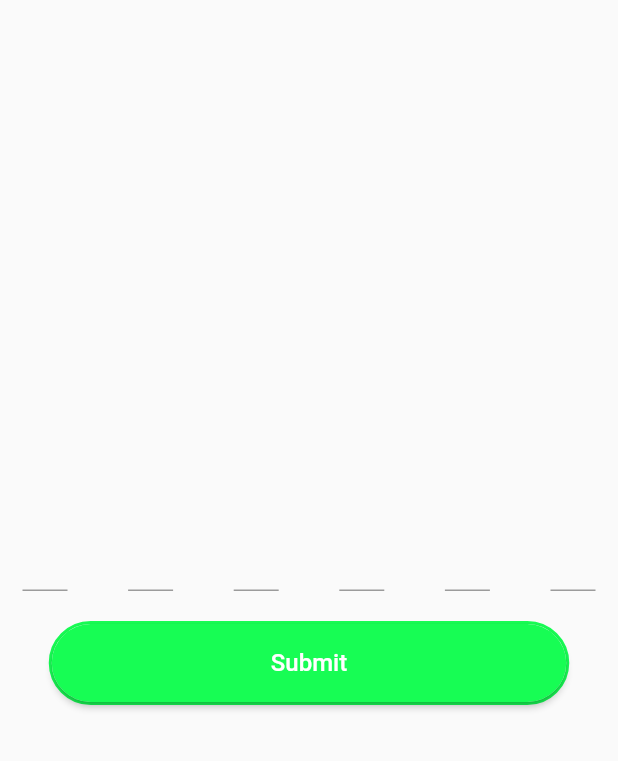
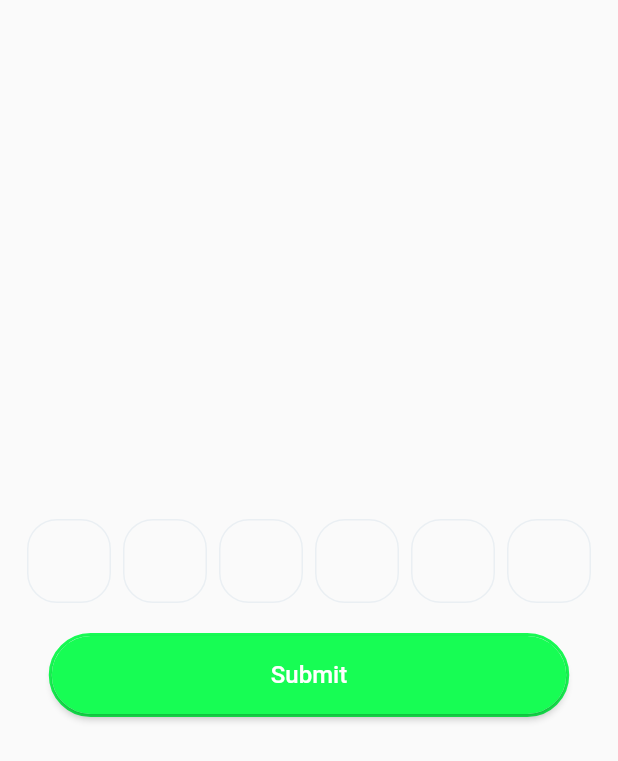
Before and after one commit to ENCRYPTIN/my_cube_app, a Flutter app: the Otp screen opened by its route, on a phone screen of 412 x 824 dp. Shown: the top 761 px of the screen. Run offline on Flutter 3.47's test engine with Material 2 defaults, Android fonts, the phone set to English and light mode, and no system bars; drawn by our look-alikes of pinput; our stand-ins replace firebase_auth, firebase_core, flutter_svg; accounts and stored records are empty.

Commit message:
added features

```diff
--- a/lib/otp.dart
+++ b/lib/otp.dart
@@ -2,7 +2,7 @@ import 'package:firebase_auth/firebase_auth.dart';
 import 'package:flutter/material.dart';
 import 'package:flutter/services.dart';
 import 'package:my_cube/request_otp.dart';
-
+import 'package:pinput/pinput.dart';
 class Otp extends StatefulWidget {
   const Otp({Key? key}) : super(key: key);
   @override
@@ -17,6 +17,10 @@ class _OtpState extends State<Otp> {
   final TextEditingController _digit4Controller = TextEditingController();
   final TextEditingController _digit5Controller = TextEditingController();
   final TextEditingController _digit6Controller = TextEditingController();
+
+  final TextEditingController _pinController=TextEditingController();
+
+
   void showOtpErrorDialog(BuildContext context, String errorMessage) {
     showDialog(
       context: context,
@@ -51,145 +55,48 @@ class _OtpState extends State<Otp> {
 
   @override
   Widget build(BuildContext context) {
+    final defaultPinTheme = PinTheme(
+      width: 56,
+      height: 56,
+      textStyle: TextStyle(fontSize: 20, color: Color.fromRGBO(30, 60, 87, 1), fontWeight: FontWeight.w600),
+      decoration: BoxDecoration(
+        border: Border.all(color: Color.fromRGBO(234, 239, 243, 1)),
+        borderRadius: BorderRadius.circular(20),
+      ),
+    );
+
+    final focusedPinTheme = defaultPinTheme.copyDecorationWith(
+      border: Border.all(color: Color.fromRGBO(114, 178, 238, 1)),
+      borderRadius: BorderRadius.circular(8),
+    );
+
+    final submittedPinTheme = defaultPinTheme.copyWith(
+      decoration: defaultPinTheme.decoration?.copyWith(
+        color: Color.fromRGBO(234, 239, 243, 1),
+      ),
+    );
     return Scaffold(
       body: Center(
         child: Column(
           mainAxisAlignment: MainAxisAlignment.center,
           children: [
-        Container(
-          padding: const EdgeInsets.only(left: 15,right: 15),
-          // child: TextField(
-          //   onChanged: (value){
-          //     code=value;
-          //   },
-          //   textAlign: TextAlign.left,
-          //   decoration: InputDecoration(
-          //     border: InputBorder.none,
-          //     hintText: 'Name',
-          //   ),
-          // ),
-          child: Form(
-            child: Row(
-              mainAxisAlignment: MainAxisAlignment.spaceBetween,
-              children: [SizedBox(
-                height: 40,
-                width: 30,
-                child: TextFormField(
-                  controller: _digit1Controller,
-                  onChanged: (value){
-                    if(value.length==1){
-                      FocusScope.of(context).nextFocus();
-                      _digit1Controller.text=value;
-                    }
-                  },
-                  style: Theme.of(context).textTheme.headlineMedium,
-                  keyboardType: TextInputType.number,
-                  inputFormatters: [
-                    LengthLimitingTextInputFormatter(1),
-                    FilteringTextInputFormatter.digitsOnly,
-                  ],
-                ),
-              ),SizedBox(
-                height: 40,
-                width: 30,
-                child: TextFormField(
-                  controller: _digit2Controller,
-                  onChanged: (value){
-                    if(value.length==1){
-                      FocusScope.of(context).nextFocus();
-                      _digit2Controller.text=value;
-                    }
-                  },
 
-                  style: Theme.of(context).textTheme.headlineMedium,
-                  keyboardType: TextInputType.number,
-                  inputFormatters: [
-                    LengthLimitingTextInputFormatter(1),
-                    FilteringTextInputFormatter.digitsOnly,
-                  ],
-                ),
-              ),
-                SizedBox(
-                  height: 40,
-                  width: 30,
-                  child: TextFormField(
-                    controller: _digit3Controller,
-                    onChanged: (value){
-                      if(value.length==1){
-                        FocusScope.of(context).nextFocus();
-                        _digit3Controller.text=value;
-                      }
-                    },
-
-                    style: Theme.of(context).textTheme.headlineMedium,
-                    keyboardType: TextInputType.number,
-                    inputFormatters: [
-                      LengthLimitingTextInputFormatter(1),
-                      FilteringTextInputFormatter.digitsOnly,
-                    ],
-                  ),
-                ),
-                SizedBox(
-                  height: 40,
-                  width: 30,
-                  child: TextFormField(
-                    controller: _digit4Controller,
-                    onChanged: (value){
-                      if(value.length==1){
-                        FocusScope.of(context).nextFocus();
-                        _digit4Controller.text=value;
-                      }
-                    },
-                    style: Theme.of(context).textTheme.headlineMedium,
-                    keyboardType: TextInputType.number,
-                    inputFormatters: [
-                      LengthLimitingTextInputFormatter(1),
-                      FilteringTextInputFormatter.digitsOnly,
-                    ],
-                  ),
-                ),
-                SizedBox(
-                  height: 40,
-                  width: 30,
-                  child: TextFormField(
-                    controller: _digit5Controller,
-                    onChanged: (value){
-                      if(value.length==1){
-                        FocusScope.of(context).nextFocus();
-                        _digit5Controller.text=value;
-                      }
-                    },
-                    style: Theme.of(context).textTheme.headlineMedium,
-                    keyboardType: TextInputType.number,
-                    inputFormatters: [
-                      LengthLimitingTextInputFormatter(1),
-                      FilteringTextInputFormatter.digitsOnly,
-                    ],
-                  ),
-                ),
-                SizedBox(
-                  height: 40,
-                  width: 30,
-                  child: TextFormField(
-                    controller: _digit6Controller,
-                    onChanged: (value){
-                      if(value.length==1){
-                        FocusScope.of(context).nextFocus();
-                        _digit6Controller.text=value;
-                      }
-                    },
-                    style: Theme.of(context).textTheme.headlineMedium,
-                    keyboardType: TextInputType.number,
-                    inputFormatters: [
-                      LengthLimitingTextInputFormatter(1),
-                      FilteringTextInputFormatter.digitsOnly,
-                    ],
-                  ),
-                ),
-              ],
-            ),
+          Container(
+           child: Pinput(
+             defaultPinTheme: defaultPinTheme,
+             focusedPinTheme: focusedPinTheme,
+             submittedPinTheme: submittedPinTheme,
+             // validator: (s) {
+             //   return s == '2222' ? null : 'Pin is incorrect';
+             // },
+             // pinputAutovalidateMode: PinputAutovalidateMode.onSubmit,
+             showCursor: true,
+             length: 6,
+             androidSmsAutofillMethod: AndroidSmsAutofillMethod.none,
+             controller: _pinController,
+             // onCompleted: (pin) => print(pin),
+           ),
           ),
-        ),
           Container(
             width: 347,
             height: 56,
@@ -208,8 +115,8 @@ class _OtpState extends State<Otp> {
                   //showOtpErrorDialog(context, _digit1Controller.text+_digit2Controller.text+_digit3Controller.text+_digit4Controller.text+_digit5Controller.text+_digit6Controller.text,);
                   // Create a PhoneAuthCredential with the code
                   PhoneAuthCredential credential = PhoneAuthProvider.credential(
-                      verificationId: RequestOtp.verify,
-                      smsCode:_digit1Controller.text+_digit2Controller.text+_digit3Controller.text+_digit4Controller.text+_digit5Controller.text+_digit6Controller.text );
+                      verificationId: RequestOtp.verify,smsCode:_pinController.text);
+                      //smsCode:_digit1Controller.text+_digit2Controller.text+_digit3Controller.text+_digit4Controller.text+_digit5Controller.text+_digit6Controller.text );
                   // Sign the user in (or link) with the credential
                   await auth.signInWithCredential(credential);
                   Navigator.pushNamedAndRemoveUntil(context, '/register_account',(route)=>false);
--- a/lib/welcome_screen.dart
+++ b/lib/welcome_screen.dart
@@ -46,7 +46,7 @@ class _WelcomeScreenState extends State<WelcomeScreen> {
                       borderRadius:  BorderRadius.circular(100,)
                   ),
                   child: TextButton(
-                    child: Text('Register',
+                    child: const Text('Register',
                       style: TextStyle(
                         fontFamily: 'Poppins',
                         fontSize:  16,
@@ -69,8 +69,7 @@ class _WelcomeScreenState extends State<WelcomeScreen> {
                       borderRadius:  BorderRadius.circular(100,)
                   ),
                   child:
-                  Center(
-                    child: TextButton(
+                  TextButton(
                     onPressed: () {
                       Navigator.pushNamed(context, '/login');
                     },
@@ -87,7 +86,6 @@ class _WelcomeScreenState extends State<WelcomeScreen> {
                     ),
                   ),
                 ),
-                ),
               ],
             )
         )
--- a/pubspec.yaml
+++ b/pubspec.yaml
@@ -39,6 +39,7 @@ dependencies:
   cupertino_icons: ^1.0.2
   firebase_core: ^2.11.0
   firebase_auth: ^4.6.1
+  pinput: ^2.2.31
 
 
 
```
Also changed, not shown: pubspec.lock. Lines whose indentation alone changed are shown as unchanged.
